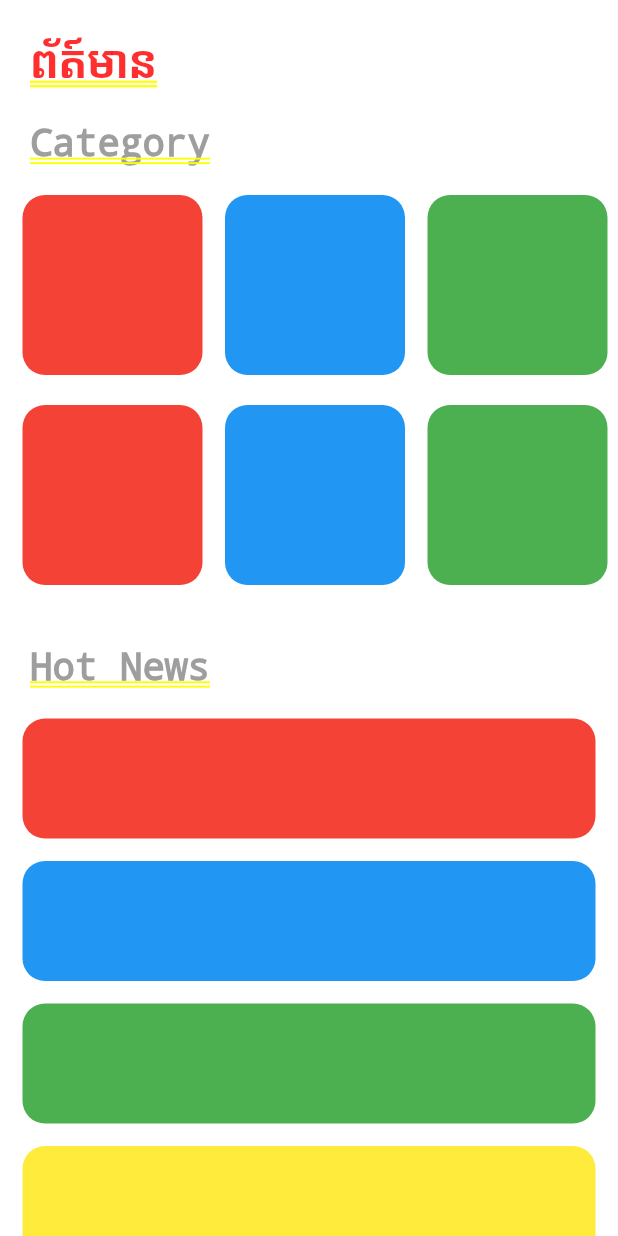
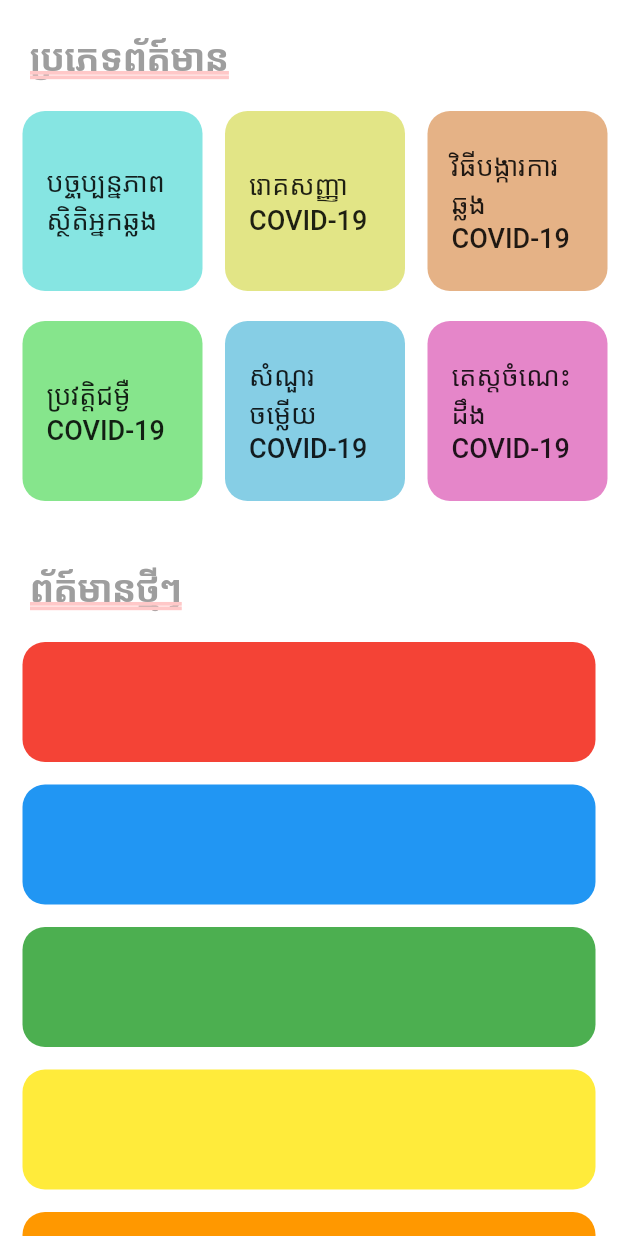
Before and after one commit to Sokmeng98/khmer-education-covid-19-mobile, a Flutter app: the News screen opened by its route, on a phone screen of 412 x 824 dp. Run offline on Flutter 3.47's test engine with Material 2 defaults, Android fonts, the phone set to English and light mode, and no system bars; our stand-ins replace datetime_picker_formfield, font_awesome_flutter, shared_preferences; missing offline and left inert: responsive_value; accounts and stored records are empty.

Commit message:
news tab ui completed

```diff
--- a/i18n/en.json
+++ b/i18n/en.json
@@ -41,5 +41,20 @@
     "you-are-okay": "You are okay!",
     "main-tain-hygiene": "Please maintain proper hygiene!",
     "you-are-really-okay": "You are really okay!",
-    "worry-too-much": "Maybe you are worry too much. Please stay healthy!"
+    "worry-too-much": "Maybe you are worry too much. Please stay healthy!",
+    "news-category": "Category",
+    "infection-statistics": "Infection Statistics",
+    "history-covid-19": "History COVID-19",
+    "symptom-covid-19": "Symptom COVID-19",
+    "prevention-covid-19": "Prevention COVID-19",
+    "faq-covid-19": "FAQ COVID-19",
+    "knowledge-test-covid-19": "Quiz COVID-19",
+    "hot-news": "Hot News",
+    "cambodia": "Cambodia",
+    "world": "Global",
+    "total-infection": "Total Infection",
+    "total-recover": "Total Recovering",
+    "total-dead": "Total Dead",
+    "coming-soon": "Coming Soon!",
+    "doing-our-best": "We are working around the clock to make the application better. You can help us by sharing!!"
 }
--- a/i18n/km.json
+++ b/i18n/km.json
@@ -41,6 +41,20 @@
     "you-are-okay": "លោកអ្នកមិនអីទេ!",
     "main-tain-hygiene": "សូមថែរក្សាសុខភាពឱ្យបានល្អ!",
     "you-are-really-okay": "លោកអ្នកមានសុខភាពល្អ!",
-    "worry-too-much": "ប្រហែលជាបារម្មណ៏ខ្លាំងពេកហើយ សូមរស់នៅប្រកបដោយអនាម័យ!"
-
+    "worry-too-much": "ប្រហែលជាបារម្មណ៏ខ្លាំងពេកហើយ សូមរស់នៅប្រកបដោយអនាម័យ!",
+    "news-category": "ប្រភេទព័ត៍មាន",
+    "infection-statistics": "បច្ចុប្បន្នភាពស្ថិតិអ្នកឆ្លង",
+    "history-covid-19": "ប្រវត្តិជម្ងឺ COVID-19",
+    "symptom-covid-19": "រោគសញ្ញា COVID-19",
+    "prevention-covid-19": "វិធីបង្ការការឆ្លង COVID-19",
+    "faq-covid-19": "សំណួរ ចម្លើយ COVID-19",
+    "knowledge-test-covid-19": "តេស្តចំណេះដឹង COVID-19",
+    "hot-news": "ព័ត៍មានថ្មីៗ",
+    "cambodia": "ប្រទេសកម្ពុជា",
+    "world": "ពិភពលោក",
+    "total-infection": "ករណីឆ្លងសុរប",
+    "total-recover": "ជាសះស្បើយ",
+    "total-dead": "ស្លាប់",
+    "coming-soon": "មកដល់ឆាប់ៗនេះ!",
+    "doing-our-best": "ពួកយើង កំពុងខិតខំធ្វើកម្មវីធីនេះឱ្យកាន់ប្រសើរ។ លោកអ្នកអាចជួយយើង តាមរយះការចែករំលែកបន្ត!"
 }
--- a/lib/routes.dart
+++ b/lib/routes.dart
@@ -1,6 +1,11 @@
 import 'package:flutter/material.dart';
 import 'package:flutter_localizations/flutter_localizations.dart';
+import 'package:khmer_education/screens/faq-covid-19/faq-covid-19.dart';
+import 'package:khmer_education/screens/history-covid-19/history-covid-19.dart';
+import 'package:khmer_education/screens/prevention-covid-19/prevention-covid-19.dart';
+import 'package:khmer_education/screens/quiz-covid-19/quiz-covid-19.dart';
 import 'package:khmer_education/screens/self-diagnosis/index.dart';
+import 'package:khmer_education/screens/symptom-covid-19/symptom-covid-19.dart';
 import './AppLanguage.dart';
 import 'app_localizations.dart';
 import 'package:provider/provider.dart';
@@ -23,6 +28,11 @@ class Routes extends StatelessWidget {
     '/map': (BuildContext context) => Map(),
     '/setting': (BuildContext context) => Setting(),
     '/self-diagnosis': (BuildContext context) => SelfDiagnosis(),
+    '/symptom-covid-19': (BuildContext context) => Symptom(),
+    '/prevention-covid-19': (BuildContext context) => Prevention(),
+    '/history-covid-19': (BuildContext context) => History(),
+    '/faq-covid-19': (BuildContext context) => FAQ(),
+    '/quiz-covid-19': (BuildContext context) => Quiz(),
   };
 
   Routes({this.appLanguage});
--- a/lib/screens/news/news.dart
+++ b/lib/screens/news/news.dart
@@ -7,11 +7,18 @@ class News extends StatelessWidget {
     fontSize: 25,
     fontWeight: FontWeight.bold,
     color: Colors.grey,
+    decoration: TextDecoration.underline,
+    decorationColor: Color.fromRGBO(255, 200, 200, 1.0),
+    decorationThickness: 2,
   );
 
   static const TextStyle titleOne = TextStyle(
     fontSize: 30,
     fontWeight: FontWeight.bold,
+  );
+
+  static const TextStyle categoryButton = TextStyle(
+    fontSize: 18,
   );
 
   @override
@@ -22,26 +29,14 @@ class News extends StatelessWidget {
           mainAxisAlignment: MainAxisAlignment.start,
           children: <Widget>[
             Padding(
-              padding: EdgeInsets.fromLTRB(20.0, 20.0, 0.0, 0.0),
-              child: Row(
-                mainAxisAlignment: MainAxisAlignment.start,
-                children: <Widget>[
-                  Text(
-                    AppLocalizations.of(context).translate('news'),
-                    style: titleOne,
-                  )
-                ],
-              ),
-            ),
-            Padding(
               padding: EdgeInsets.all(20.0),
               child: Row(
                 mainAxisAlignment: MainAxisAlignment.start,
                 children: <Widget>[
                   Text(
-                    'Category',
+                    AppLocalizations.of(context).translate('news-category'),
                     style: headerOne,
-                  )
+                  ),
                 ],
               ),
             ),
@@ -55,8 +50,16 @@ class News extends StatelessWidget {
                     child: Container(
                       width: 120.0,
                       decoration: BoxDecoration(
-                        color: Colors.red,
+                        color: Color.fromRGBO(134, 229, 226, 1.0),
                         borderRadius: BorderRadius.circular(15),
+                      ),
+                      child: MaterialButton(
+                        onPressed: () {},
+                        child: Text(
+                          AppLocalizations.of(context)
+                              .translate('infection-statistics'),
+                          style: categoryButton,
+                        ),
                       ),
                     ),
                   ),
@@ -65,8 +68,18 @@ class News extends StatelessWidget {
                     child: Container(
                       width: 120.0,
                       decoration: BoxDecoration(
-                        color: Colors.blue,
+                        color: Color.fromRGBO(226, 229, 134, 1.0),
                         borderRadius: BorderRadius.circular(15),
+                      ),
+                      child: MaterialButton(
+                        onPressed: () {
+                          Navigator.pushNamed(context, '/symptom-covid-19');
+                        },
+                        child: Text(
+                          AppLocalizations.of(context)
+                              .translate('symptom-covid-19'),
+                          style: categoryButton,
+                        ),
                       ),
                     ),
                   ),
@@ -75,8 +88,18 @@ class News extends StatelessWidget {
                     child: Container(
                       width: 120.0,
                       decoration: BoxDecoration(
-                        color: Colors.green,
+                        color: Color.fromRGBO(229, 178, 134, 1.0),
                         borderRadius: BorderRadius.circular(15),
+                      ),
+                      child: MaterialButton(
+                        onPressed: () {
+                          Navigator.pushNamed(context, '/prevention-covid-19');
+                        },
+                        child: Text(
+                          AppLocalizations.of(context)
+                              .translate('prevention-covid-19'),
+                          style: categoryButton,
+                        ),
                       ),
                     ),
                   ),
@@ -95,8 +118,18 @@ class News extends StatelessWidget {
                       child: Container(
                         width: 120.0,
                         decoration: BoxDecoration(
-                          color: Colors.red,
+                          color: Color.fromRGBO(134, 229, 140, 1.0),
                           borderRadius: BorderRadius.circular(15),
+                        ),
+                        child: MaterialButton(
+                          onPressed: () {
+                            Navigator.pushNamed(context, '/history-covid-19');
+                          },
+                          child: Text(
+                            AppLocalizations.of(context)
+                                .translate('history-covid-19'),
+                            style: categoryButton,
+                          ),
                         ),
                       ),
                     ),
@@ -105,8 +138,18 @@ class News extends StatelessWidget {
                       child: Container(
                         width: 120.0,
                         decoration: BoxDecoration(
-                          color: Colors.blue,
+                          color: Color.fromRGBO(134, 206, 229, 1.0),
                           borderRadius: BorderRadius.circular(15),
+                        ),
+                        child: MaterialButton(
+                          onPressed: () {
+                            Navigator.pushNamed(context, '/faq-covid-19');
+                          },
+                          child: Text(
+                            AppLocalizations.of(context)
+                                .translate('faq-covid-19'),
+                            style: categoryButton,
+                          ),
                         ),
                       ),
                     ),
@@ -115,8 +158,18 @@ class News extends StatelessWidget {
                       child: Container(
                         width: 120.0,
                         decoration: BoxDecoration(
-                          color: Colors.green,
+                          color: Color.fromRGBO(229, 134, 201, 1.0),
                           borderRadius: BorderRadius.circular(15),
+                        ),
+                        child: MaterialButton(
+                          onPressed: () {
+                            Navigator.pushNamed(context, '/quiz-covid-19');
+                          },
+                          child: Text(
+                            AppLocalizations.of(context)
+                                .translate('knowledge-test-covid-19'),
+                            style: categoryButton,
+                          ),
                         ),
                       ),
                     ),
@@ -130,7 +183,7 @@ class News extends StatelessWidget {
                 mainAxisAlignment: MainAxisAlignment.start,
                 children: <Widget>[
                   Text(
-                    'Hot News',
+                    AppLocalizations.of(context).translate('hot-news'),
                     style: headerOne,
                   )
                 ],
```
Also changed, not shown: lib/screens/faq-covid-19/faq-covid-19.dart (added, +41 -0 lines), lib/screens/history-covid-19/history-covid-19.dart (added, +41 -0 lines), lib/screens/prevention-covid-19/prevention-covid-19.dart (added, +41 -0 lines), lib/screens/quiz-covid-19/quiz-covid-19.dart (added, +41 -0 lines), lib/screens/symptom-covid-19/symptom-covid-19.dart (added, +41 -0 lines), pubspec.lock.
